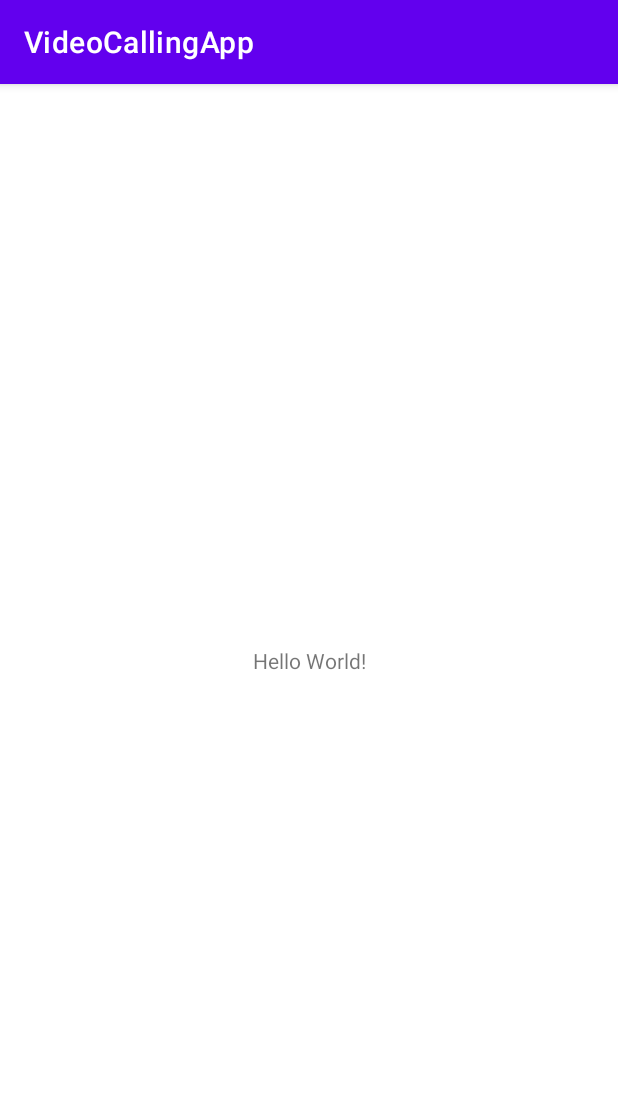
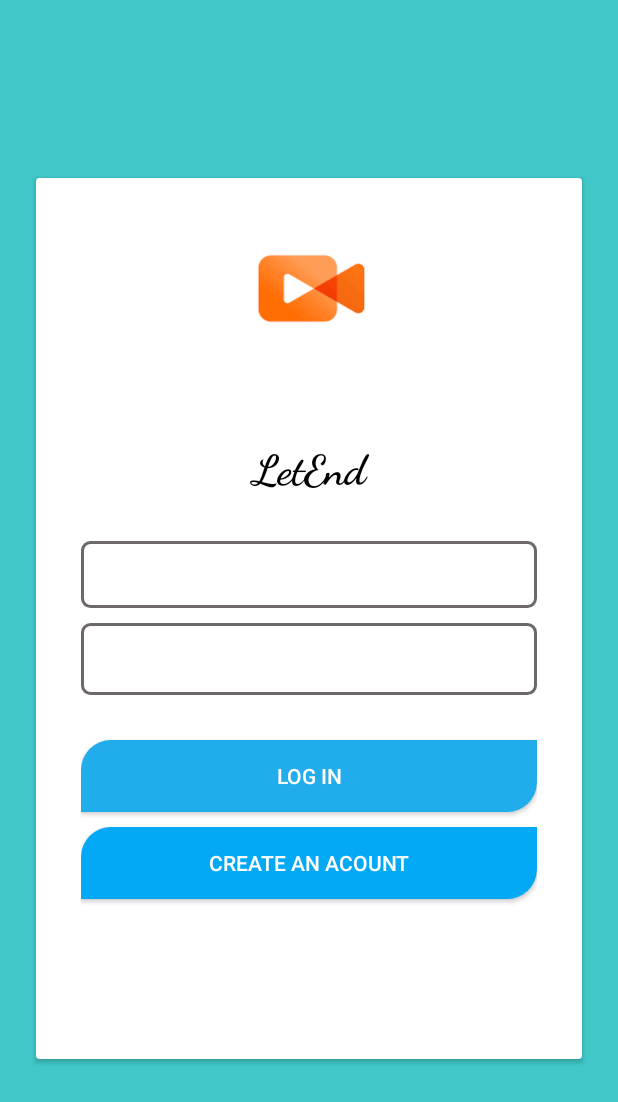
Before and after one commit to Shajidur-Rahman/VideoCallingApp, an Android app: the screen it shows after launch (MainActivity before the commit, LoginActivity after it), on a phone screen of 412 x 824 dp. Shown: the top 1102 px of the screen. Run offline under Robolectric (Android 15) with nearby library versions, the phone set to English and light mode, and no system bars.

Commit message:
right till now

```diff
--- /dev/null
+++ b/app/src/main/java/com/shajidurrahmansaad/videocallingapp/LoginActivity.java
@@ -0,0 +1,14 @@
+package com.shajidurrahmansaad.videocallingapp;
+
+import androidx.appcompat.app.AppCompatActivity;
+
+import android.os.Bundle;
+
+public class LoginActivity extends AppCompatActivity {
+
+    @Override
+    protected void onCreate(Bundle savedInstanceState) {
+        super.onCreate(savedInstanceState);
+        setContentView(R.layout.activity_login);
+    }
+}
--- a/app/src/main/java/com/shajidurrahmansaad/videocallingapp/MainActivity.java
+++ b/app/src/main/java/com/shajidurrahmansaad/videocallingapp/MainActivity.java
@@ -2,7 +2,9 @@ package com.shajidurrahmansaad.videocallingapp;
 
 import androidx.appcompat.app.AppCompatActivity;
 
+import android.content.Intent;
 import android.os.Bundle;
+import android.os.Handler;
 
 public class MainActivity extends AppCompatActivity {
 
@@ -10,5 +12,13 @@ public class MainActivity extends AppCompatActivity {
     protected void onCreate(Bundle savedInstanceState) {
         super.onCreate(savedInstanceState);
         setContentView(R.layout.activity_main);
+
+        new Handler().postDelayed(new Runnable() {
+            @Override
+            public void run() {
+                startActivity(new Intent(MainActivity.this, LoginActivity.class));
+            }
+        }, 2000);
+
     }
 }
--- /dev/null
+++ b/app/src/main/res/drawable/buttonstyle.xml
@@ -0,0 +1,6 @@
+<?xml version="1.0" encoding="utf-8"?>
+<shape xmlns:android="http://schemas.android.com/apk/res/android">
+<solid android:color="#0DB4FF"/>
+    <corners android:topLeftRadius="20dp" android:bottomRightRadius="20dp"/>
+
+</shape>
--- /dev/null
+++ b/app/src/main/res/drawable/toolbox.xml
@@ -0,0 +1,5 @@
+<?xml version="1.0" encoding="utf-8"?>
+<shape xmlns:android="http://schemas.android.com/apk/res/android">
+<stroke android:color="#6E6969" android:width="2dp"/>
+    <corners android:radius="5dp"/>
+</shape>
--- /dev/null
+++ b/app/src/main/res/layout/activity_login.xml
@@ -0,0 +1,106 @@
+<?xml version="1.0" encoding="utf-8"?>
+<androidx.constraintlayout.widget.ConstraintLayout xmlns:android="http://schemas.android.com/apk/res/android"
+    xmlns:app="http://schemas.android.com/apk/res-auto"
+    xmlns:tools="http://schemas.android.com/tools"
+    android:id="@+id/login"
+    android:layout_width="match_parent"
+    android:layout_height="match_parent"
+
+    android:background="#3FC8C7"
+    tools:context=".LoginActivity">
+
+    <androidx.cardview.widget.CardView
+        android:layout_width="364dp"
+        android:layout_height="587dp"
+        android:layout_marginLeft="10dp"
+        android:layout_marginRight="10dp"
+        android:background="#8C3434"
+        app:cardBackgroundColor="#FFFFFF"
+        app:layout_constraintBottom_toBottomOf="parent"
+        app:layout_constraintEnd_toEndOf="parent"
+        app:layout_constraintHorizontal_bias="0.5"
+        app:layout_constraintStart_toStartOf="parent"
+        app:layout_constraintTop_toTopOf="parent">
+
+        <LinearLayout
+            android:layout_width="match_parent"
+            android:layout_height="match_parent"
+            android:layout_marginLeft="20dp"
+            android:layout_marginRight="20dp"
+            android:orientation="vertical"
+            android:paddingLeft="10dp"
+            android:paddingTop="10dp"
+            android:paddingRight="10dp"
+            android:paddingBottom="15dp">
+
+            <ImageView
+                android:id="@+id/imageView"
+                android:layout_width="235dp"
+                android:layout_height="127dp"
+                android:layout_gravity="center"
+                android:layout_marginBottom="40dp"
+                app:srcCompat="@drawable/logo" />
+
+            <TextView
+                android:id="@+id/textView"
+                android:layout_width="match_parent"
+                android:layout_height="wrap_content"
+                android:layout_gravity="center"
+                android:layout_marginBottom="30dp"
+                android:fontFamily="cursive"
+                android:gravity="center"
+                android:text="LetEnd"
+                android:textColor="@color/black"
+                android:textSize="28sp"
+                android:textStyle="bold" />
+
+            <EditText
+                android:id="@+id/loginEmail"
+                android:layout_width="match_parent"
+                android:layout_height="wrap_content"
+                android:background="@drawable/toolbox"
+                android:ems="10"
+                android:hint="Enter your e-mail"
+                android:inputType="textEmailAddress"
+                android:paddingLeft="30dp"
+                android:paddingTop="10dp"
+                android:paddingRight="10dp"
+                android:paddingBottom="10dp"
+                android:textStyle="bold"
+                tools:ignore="TouchTargetSizeCheck,SpeakableTextPresentCheck" />
+
+            <EditText
+                android:id="@+id/loginPass"
+                android:layout_width="match_parent"
+                android:layout_height="wrap_content"
+                android:layout_marginTop="10dp"
+                android:layout_marginBottom="30dp"
+                android:background="@drawable/toolbox"
+                android:ems="10"
+                android:hint="Enter your password"
+                android:inputType="textPassword"
+                android:minHeight="48dp"
+                android:paddingLeft="30dp"
+                android:textStyle="bold"
+                tools:ignore="SpeakableTextPresentCheck" />
+
+            <Button
+                android:id="@+id/loginBtn"
+                android:layout_width="match_parent"
+                android:layout_height="wrap_content"
+                android:layout_marginBottom="10dp"
+                android:background="@drawable/buttonstyle"
+                android:backgroundTint="#21ACEC"
+                android:text="@string/log_in" />
+
+            <Button
+                android:id="@+id/create"
+                android:layout_width="match_parent"
+                android:layout_height="wrap_content"
+                android:background="@drawable/buttonstyle"
+                android:backgroundTint="#03A9F4"
+                android:minHeight="48dp"
+                android:text="Create an acount" />
+        </LinearLayout>
+    </androidx.cardview.widget.CardView>
+</androidx.constraintlayout.widget.ConstraintLayout>
--- a/app/src/main/res/values/strings.xml
+++ b/app/src/main/res/values/strings.xml
@@ -1,3 +1,4 @@
 <resources>
     <string name="app_name">VideoCallingApp</string>
+    <string name="log_in">Log In</string>
 </resources>
```
Also changed, not shown: app/src/main/AndroidManifest.xml (+9 -0 lines), app/src/main/java/com/shajidurrahmansaad/videocallingapp/SignupActivity.java (added, +14 -0 lines), app/src/main/res/layout/activity_main.xml (+29 -4 lines), app/src/main/res/layout/activity_signup.xml (added, +122 -0 lines), app/src/main/res/values/themes.xml (+13 -0 lines), app/src/main/res/drawable/background.jpeg (added), app/src/main/res/drawable/email.png (added), app/src/main/res/drawable/logo.png (added), app/src/main/res/drawable/password.png (added), app/src/main/res/font/amiri_bold_italic.ttf (added).
